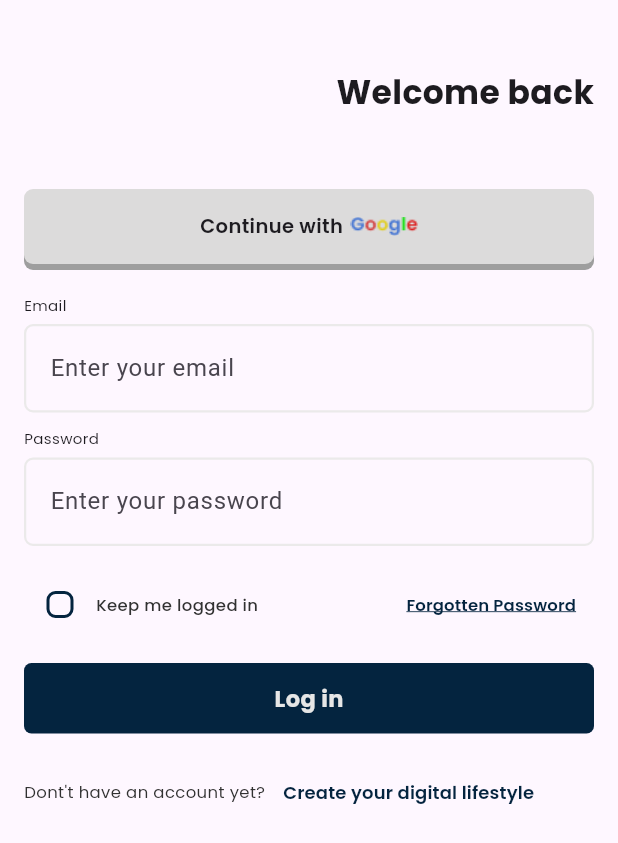
After one commit to iisce/events-mobile, a Flutter app: the LoginView screen opened directly, on a phone screen of 412 x 824 dp. The commit adds this screen. Shown: the top 843 px of the screen. Run offline on Flutter 3.47's test engine with Material 3 defaults, Android fonts, the phone set to English and light mode, and no system bars; our stand-ins replace bloc, flutter_bloc, flutter_hooks, google_fonts, icons_plus.

Commit message:
login page

```diff
--- a/lib/blocs/app_bloc.dart
+++ b/lib/blocs/app_bloc.dart
@@ -9,6 +9,14 @@ class AppBloc extends Bloc<AppEvent, AppState> {
       (event, emit) {
         emit(const AppStateIsInRegisterationView(
             isLoading: false, currentStep: 1));
+      },
+    );
+
+    // route to login view
+    on<AppEventGoToLoginView>(
+      (event, emit) {
+        emit(const AppStateIsInLoginView(
+            isLoading: false,));
       },
     );
 
--- a/lib/events/app_event.dart
+++ b/lib/events/app_event.dart
@@ -8,6 +8,11 @@ abstract class AppEvent {
 @immutable
 class AppEventInitialise implements AppEvent {
   const AppEventInitialise();
+}
+
+@immutable
+class AppEventGoToLoginView implements AppEvent {
+  const AppEventGoToLoginView();
 }
 
 @immutable
--- a/lib/main.dart
+++ b/lib/main.dart
@@ -8,6 +8,7 @@ import 'package:isce_events/views/home_page_view/home_page_view.dart';
 import 'package:isce_events/views/onboarding_view.dart';
 import 'package:isce_events/views/registeration_views/choose_password_view.dart';
 import 'package:isce_events/views/registeration_views/email_registeration_view.dart';
+import 'package:isce_events/views/registeration_views/login_view.dart';
 import 'package:isce_events/views/registeration_views/personal_details_view.dart';
 import 'package:isce_events/views/registeration_views/registeration_view.dart';
 import 'package:isce_events/views/registeration_views/upload_profile_image.dart';
@@ -49,6 +50,8 @@ class MyApp extends StatelessWidget {
               return const OnboardingView();
             } else if (appState is AppStateIsInRegisterationView) {
               return const RegisterationView();
+            } else if (appState is AppStateIsInLoginView) {
+              return const LoginView();
             } else if (appState is AppStateIsInEmailRegisterationView) {
               return const EmailRegisterationView();
             } else if (appState is AppStateIsInChoosePasswordView) {
--- a/lib/states/app_state.dart
+++ b/lib/states/app_state.dart
@@ -36,6 +36,16 @@ class AppStateLoggedIn extends AppState {
 @immutable
 class AppStateIsInOnboardingView extends AppState {
   const AppStateIsInOnboardingView(
+      {required bool isLoading, AuthError? authError, int? currentStep = 0})
+      : super(
+            isLoading: isLoading,
+            authError: authError,
+            currentStep: currentStep);
+}
+
+@immutable
+class AppStateIsInLoginView extends AppState {
+  const AppStateIsInLoginView(
       {required bool isLoading, AuthError? authError, int? currentStep = 0})
       : super(
             isLoading: isLoading,
--- a/lib/views/onboarding_view.dart
+++ b/lib/views/onboarding_view.dart
@@ -64,7 +64,11 @@ class OnboardingView extends StatelessWidget {
               SizedBox(
                 height: 30,
               ),
-              Container(
+              GestureDetector(
+                onTap: () {
+                  context.read<AppBloc>().add(AppEventGoToLoginView());
+                },
+                child: Container(
                   width: double.infinity,
                   height: 50,
                   decoration: BoxDecoration(
@@ -79,6 +83,7 @@ class OnboardingView extends StatelessWidget {
                             color: Colors.white, fontWeight: FontWeight.w800),
                       ),
                     ],
+                  ),
                 ),
               ),
               SizedBox(
--- /dev/null
+++ b/lib/views/registeration_views/login_view.dart
@@ -0,0 +1,170 @@
+import 'package:flutter/material.dart';
+import 'package:flutter_bloc/flutter_bloc.dart';
+import 'package:google_fonts/google_fonts.dart';
+import 'package:isce_events/blocs/app_bloc.dart';
+import 'package:isce_events/events/app_event.dart';
+import 'package:isce_events/views/registeration_views/header_text/registration_header_text.dart';
+import 'package:isce_events/views/registeration_views/header_text/registration_subtext.dart';
+import 'package:isce_events/views/registeration_views/registeration_views_button.dart';
+import 'package:isce_events/views/registeration_views/text_fields/registration_textfield.dart';
+
+class LoginView extends StatefulWidget {
+  const LoginView({super.key});
+
+  @override
+  State<LoginView> createState() => _LoginViewState();
+}
+
+class _LoginViewState extends State<LoginView> {
+  @override
+  Widget build(BuildContext context) {
+    final TextEditingController _emailController = TextEditingController();
+    final TextEditingController _passwordController = TextEditingController();
+    bool _isChecked = false;
+    return Scaffold(
+      body: Padding(
+        padding: const EdgeInsets.all(16.0),
+        child: SafeArea(
+          child: Column(
+            crossAxisAlignment: CrossAxisAlignment.start,
+            children: [
+              Padding(
+                padding: const EdgeInsets.only(top: 30.0),
+                child: RegistrationHeaderText(headerText: 'Welcome back'),
+              ),
+              SizedBox(
+                height: 30,
+              ),
+              Container(
+                width: double.infinity,
+                height: 50,
+                decoration: BoxDecoration(
+                    boxShadow: [
+                      BoxShadow(
+                          offset: Offset(0, 4),
+                          blurRadius: 0,
+                          spreadRadius: 0,
+                          color: Colors.grey)
+                    ],
+                    color: const Color.fromARGB(255, 220, 219, 219),
+                    borderRadius: BorderRadius.circular(6)),
+                child: Row(
+                  mainAxisAlignment: MainAxisAlignment.center,
+                  children: [
+                    Text(
+                      'Continue with',
+                      style: GoogleFonts.poppins(
+                          fontSize: 13, fontWeight: FontWeight.w600),
+                    ),
+                    SizedBox(
+                      width: 5,
+                    ),
+                    Image.asset('images/Google.png')
+                  ],
+                ),
+              ),
+              SizedBox(
+                height: 20,
+              ),
+              RegistrationSubtext(subText: 'Email'),
+              RegistrationTextfield(
+                  controller: _emailController,
+                  validatorText: 'enter your email',
+                  hintText: 'Enter your email'),
+              SizedBox(
+                height: 10,
+              ),
+              RegistrationSubtext(subText: 'Password'),
+              RegistrationTextfield(
+                  controller: _passwordController,
+                  validatorText: 'enter your password',
+                  hintText: 'Enter your password'),
+              SizedBox(
+                height: 15,
+              ),
+              Row(
+                mainAxisAlignment: MainAxisAlignment.spaceBetween,
+                children: [
+                  SizedBox(
+                    child: Row(
+                      children: [
+                        Checkbox(
+                          value: _isChecked,
+                          onChanged: (bool? newValue) {
+                            setState(() {
+                              _isChecked = newValue ?? false;
+                            });
+                          },
+                          activeColor: Color.fromARGB(255, 4, 36, 63),
+                          checkColor: Color.fromARGB(255, 4, 36, 63),
+                          side: BorderSide(
+                              color: Color.fromARGB(255, 4, 36, 63), width: 2),
+                          shape: RoundedRectangleBorder(
+                              borderRadius: BorderRadius.circular(6)),
+                        ),
+                        Text(
+                          'Keep me logged in',
+                          style: GoogleFonts.poppins(
+                              fontSize: 11,
+                              fontWeight: FontWeight.w500,
+                              color: const Color.fromARGB(255, 49, 49, 49)),
+                        )
+                      ],
+                    ),
+                  ),
+                  TextButton(
+                      onPressed: () {},
+                      child: Text(
+                        'Forgotten Password',
+                        style: GoogleFonts.poppins(
+                            decoration: TextDecoration.underline,
+                            decorationColor: Color.fromARGB(255, 4, 36, 63),
+                            decorationThickness: 1,
+                            fontSize: 11,
+                            fontWeight: FontWeight.w600,
+                            color: Color.fromARGB(255, 4, 36, 63)),
+                      ))
+                ],
+              ),
+              SizedBox(
+                height: 15,
+              ),
+              RegisterationViewsButton(
+                  buttonText: 'Log in',
+                  buttonColor: Color.fromARGB(255, 4, 36, 63)),
+              SizedBox(
+                height: 15,
+              ),
+              Row(
+                children: [
+                  Text(
+                    'Dont\'t have an account yet?',
+                    style: GoogleFonts.poppins(
+                      fontSize: 11,
+                      fontWeight: FontWeight.w400,
+                      color: Color.fromARGB(255, 49, 49, 49),
+                    ),
+                  ),
+                  TextButton(
+                      onPressed: () {
+                        context
+                            .read<AppBloc>()
+                            .add(AppEventGoToRegistrationView());
+                      },
+                      child: Text(
+                        'Create your digital lifestyle',
+                        style: GoogleFonts.poppins(
+                          fontSize: 12,
+                          fontWeight: FontWeight.w600,
+                          color: Color.fromARGB(255, 4, 36, 63),
+                        ),
+                      ))
+                ],
+              )
+            ],
+          ),
+        ),
+      ),
+    );
+  }
+}
```
Lines whose indentation alone changed are shown as unchanged.
